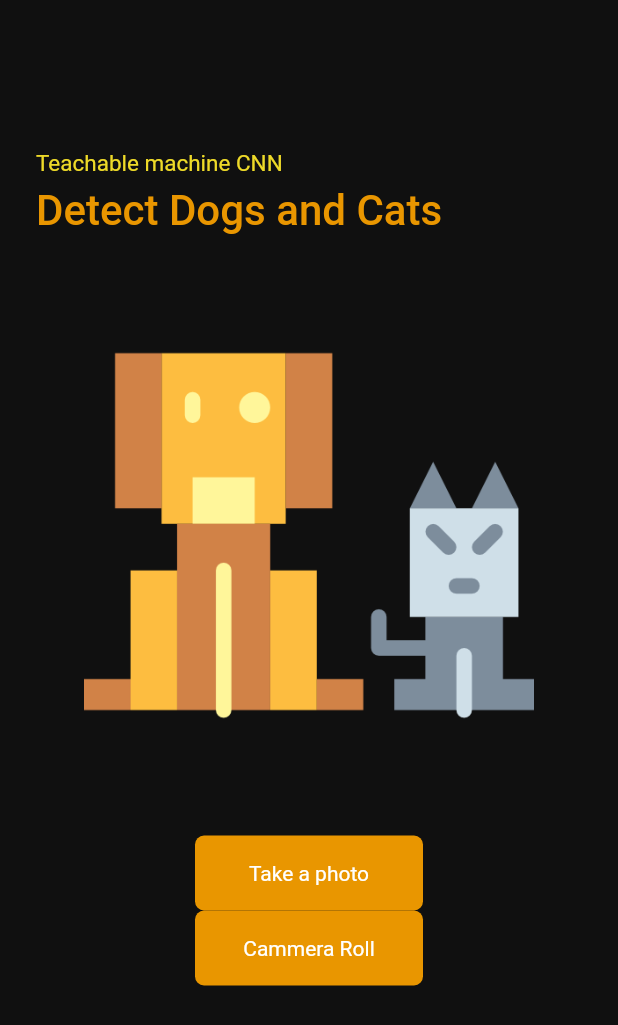
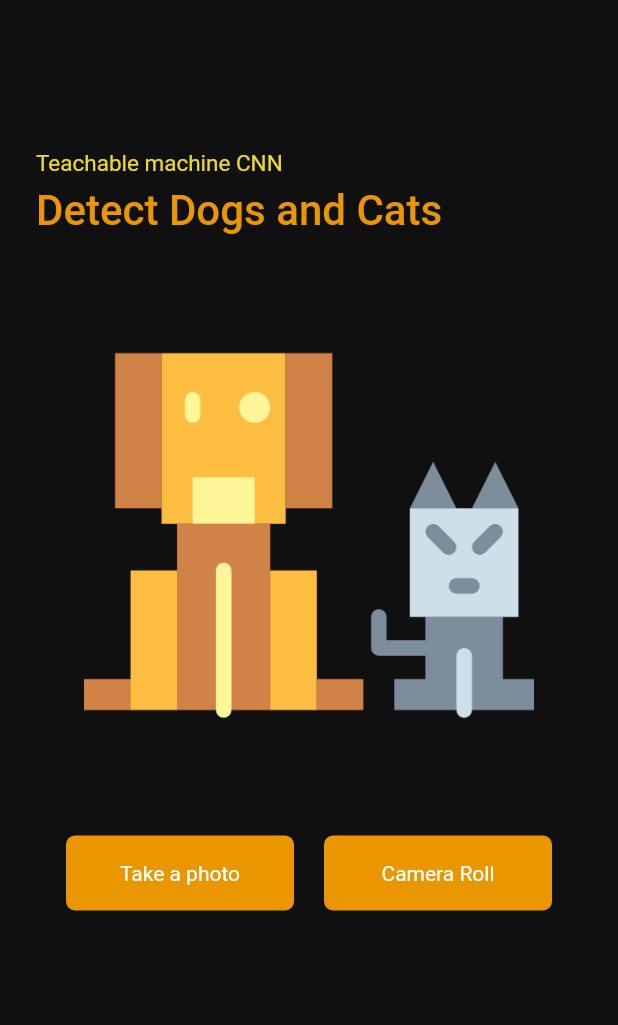
Before and after one commit to shemil076/Cat-and-Dog-Classifier, a Flutter app: the screen it shows after launch, on a phone screen of 412 x 824 dp. Shown: the top 1025 px of the screen. Run offline on Flutter 3.47's test engine with Material 2 defaults, Android fonts, the phone set to English and light mode, and no system bars; our stand-ins replace image_picker, splashscreen.

```diff
--- /dev/null
+++ b/assets/labels.txt
@@ -0,0 +1,2 @@
+0 Dog
+1 Cat
--- a/lib/home.dart
+++ b/lib/home.dart
@@ -71,7 +71,8 @@ class _HomeState extends State<Home> {
               ),
               Container(
                 width : MediaQuery.of(context).size.width,
-                child: Column(
+                child: Row(
+                  mainAxisAlignment: MainAxisAlignment.center,
                   children: [
                     GestureDetector(onTap: pickImage,
                     child: Container(
@@ -87,7 +88,9 @@ class _HomeState extends State<Home> {
                         style: TextStyle(color: Colors.white,)),
                     ),
                     ),
-
+                    SizedBox(
+                      width:20
+                    ),
                     GestureDetector(onTap: pickGalleryImage,
                       child: Container(
                         width : MediaQuery.of(context).size.width -260,
@@ -98,7 +101,7 @@ class _HomeState extends State<Home> {
                           color: Color(0xFFE99600),
                           borderRadius: BorderRadius.circular(6),
                         ),
-                        child: Text('Cammera Roll',
+                        child: Text('Camera Roll',
                             style: TextStyle(color: Colors.white,)),
                       ),
                     ),
```
Also changed, not shown: 1 other file.
